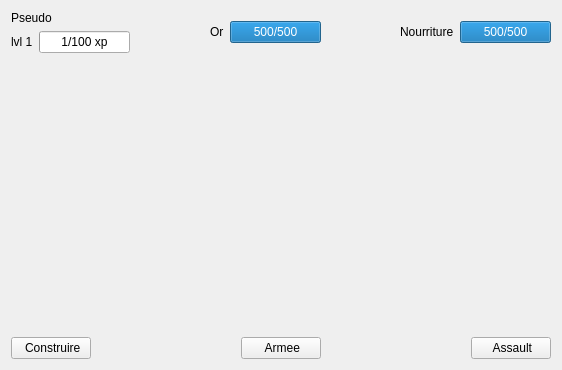
The window that gui/mainwindow.ui (theDude29/world_of_colonies) describes before a commit, drawn with Qt 5.
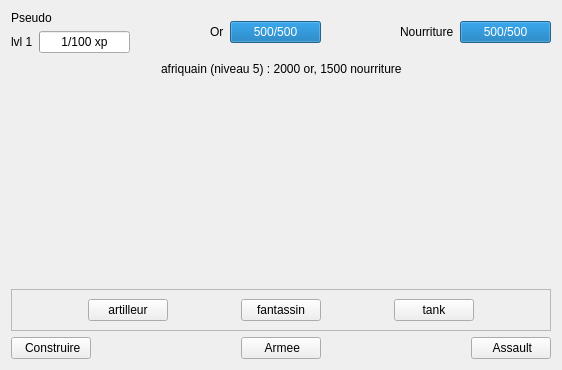
The same window after the commit.

```diff
--- a/gui/mainwindow.ui
+++ b/gui/mainwindow.ui
@@ -119,19 +119,6 @@
      </item>
     </layout>
    </item>
-   <item row="1" column="0">
-    <spacer name="verticalSpacer">
-     <property name="orientation">
-      <enum>Qt::Vertical</enum>
-     </property>
-     <property name="sizeHint" stdset="0">
-      <size>
-       <width>20</width>
-       <height>40</height>
-      </size>
-     </property>
-    </spacer>
-   </item>
    <item row="2" column="0">
     <layout class="QHBoxLayout" name="horizontalLayout_3">
      <item>
@@ -183,6 +170,149 @@
      </item>
     </layout>
    </item>
+   <item row="1" column="0">
+    <layout class="QVBoxLayout" name="verticalLayout_2">
+     <item>
+      <layout class="QHBoxLayout" name="horizontalLayout_6">
+       <item>
+        <spacer name="horizontalSpacer_5">
+         <property name="orientation">
+          <enum>Qt::Horizontal</enum>
+         </property>
+         <property name="sizeHint" stdset="0">
+          <size>
+           <width>40</width>
+           <height>20</height>
+          </size>
+         </property>
+        </spacer>
+       </item>
+       <item>
+        <widget class="QLabel" name="label_pseudo_ennemi">
+         <property name="text">
+          <string>afriquain (niveau 5) : 2000 or, 1500 nourriture</string>
+         </property>
+        </widget>
+       </item>
+       <item>
+        <spacer name="horizontalSpacer_6">
+         <property name="orientation">
+          <enum>Qt::Horizontal</enum>
+         </property>
+         <property name="sizeHint" stdset="0">
+          <size>
+           <width>40</width>
+           <height>20</height>
+          </size>
+         </property>
+        </spacer>
+       </item>
+      </layout>
+     </item>
+     <item>
+      <spacer name="verticalSpacer_3">
+       <property name="orientation">
+        <enum>Qt::Vertical</enum>
+       </property>
+       <property name="sizeHint" stdset="0">
+        <size>
+         <width>20</width>
+         <height>40</height>
+        </size>
+       </property>
+      </spacer>
+     </item>
+     <item>
+      <layout class="QHBoxLayout" name="horizontalLayout_4">
+       <item>
+        <widget class="QFrame" name="frame_boutonAssault">
+         <property name="frameShape">
+          <enum>QFrame::StyledPanel</enum>
+         </property>
+         <property name="frameShadow">
+          <enum>QFrame::Raised</enum>
+         </property>
+         <layout class="QHBoxLayout" name="horizontalLayout_7">
+          <item>
+           <spacer name="horizontalSpacer_10">
+            <property name="orientation">
+             <enum>Qt::Horizontal</enum>
+            </property>
+            <property name="sizeHint" stdset="0">
+             <size>
+              <width>40</width>
+              <height>20</height>
+             </size>
+            </property>
+           </spacer>
+          </item>
+          <item>
+           <widget class="QPushButton" name="pushButton_choixArtilleur">
+            <property name="text">
+             <string>artilleur</string>
+            </property>
+           </widget>
+          </item>
+          <item>
+           <spacer name="horizontalSpacer_8">
+            <property name="orientation">
+             <enum>Qt::Horizontal</enum>
+            </property>
+            <property name="sizeHint" stdset="0">
+             <size>
+              <width>40</width>
+              <height>20</height>
+             </size>
+            </property>
+           </spacer>
+          </item>
+          <item>
+           <widget class="QPushButton" name="pushButton_choixFantassin">
+            <property name="text">
+             <string>fantassin</string>
+            </property>
+           </widget>
+          </item>
+          <item>
+           <spacer name="horizontalSpacer_7">
+            <property name="orientation">
+             <enum>Qt::Horizontal</enum>
+            </property>
+            <property name="sizeHint" stdset="0">
+             <size>
+              <width>40</width>
+              <height>20</height>
+             </size>
+            </property>
+           </spacer>
+          </item>
+          <item>
+           <widget class="QPushButton" name="pushButton_choixTank">
+            <property name="text">
+             <string>tank</string>
+            </property>
+           </widget>
+          </item>
+          <item>
+           <spacer name="horizontalSpacer_9">
+            <property name="orientation">
+             <enum>Qt::Horizontal</enum>
+            </property>
+            <property name="sizeHint" stdset="0">
+             <size>
+              <width>40</width>
+              <height>20</height>
+             </size>
+            </property>
+           </spacer>
+          </item>
+         </layout>
+        </widget>
+       </item>
+      </layout>
+     </item>
+    </layout>
+   </item>
   </layout>
  </widget>
  <resources/>
```
